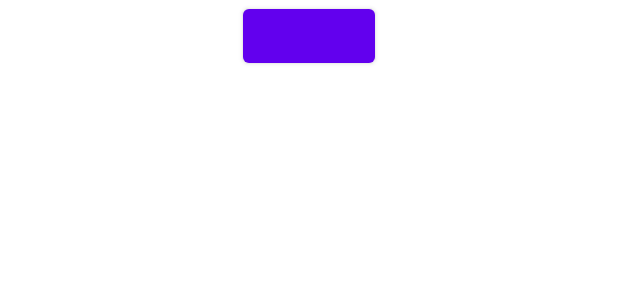
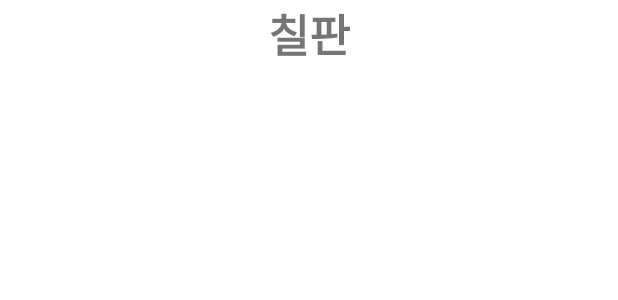
Before and after one commit to CheckMate-TEAM/CurrentSeats, an Android app: the layout activity_main.xml on its own in the app's theme, with its tools: preview values and no code run, on a phone screen of 412 x 824 dp. Shown: the top 300 px of the screen. Run offline under Robolectric (Android 15) with nearby library versions, the phone set to English and light mode, and no system bars.

Commit message:
Seat Layout (Dialog)

```diff
--- a/app/src/main/res/layout/activity_main.xml
+++ b/app/src/main/res/layout/activity_main.xml
@@ -12,13 +12,14 @@
         android:layout_height="wrap_content"
         android:gravity="center"
         android:orientation="horizontal"
-        tools:ignore="MissingConstraints">
+        tools:ignore="MissingConstraints,UselessLeaf">
 
-        <Button
-            android:id="@+id/seatBtn"
+        <TextView
             android:layout_width="wrap_content"
-            android:layout_height="wrap_content"
-            android:onClick="onClick"/>
+            android:layout_height="match_parent"
+            android:text="칠판"
+            android:textSize="30dp"
+            android:textStyle="bold"/>
     </LinearLayout>
 
     <ScrollView
@@ -32,55 +33,10 @@
         <HorizontalScrollView
             android:id="@+id/layoutSeats"
             android:layout_width="fill_parent"
-            android:layout_height="fill_parent"
+            android:layout_height="wrap_content"
             android:scrollbars="horizontal" />
 
     </ScrollView>
 
-    <!--    <GridLayout-->
-<!--        android:id="@+id/gridVu"-->
-<!--        android:layout_width="match_parent"-->
-<!--        android:layout_height="match_parent"-->
-<!--        android:columnCount="8"-->
-<!--        android:orientation="vertical"-->
-<!--        android:rowCount="7"-->
-<!--        tools:layout_editor_absoluteX="5dp"-->
-<!--        tools:layout_editor_absoluteY="-2dp">-->
-
-<!--        <Button-->
-<!--            android:layout_width="wrap_content"-->
-<!--            android:layout_height="wrap_content"-->
-<!--            android:layout_row="0"-->
-<!--            android:layout_column="0"-->
-<!--            android:layout_columnSpan="0"-->
-<!--            android:text="1" />-->
-
-<!--        <Button-->
-<!--            android:layout_row="2"-->
-<!--            android:layout_column="4"-->
-<!--            android:text="2" />-->
-
-<!--        <Button-->
-<!--            android:layout_row="0"-->
-<!--            android:layout_column="7"-->
-<!--            android:text="3" />-->
-
-<!--        <Button-->
-<!--            android:layout_row="0"-->
-<!--            android:layout_column="6"-->
-<!--            android:text="4" />-->
-
-<!--        <Button android:text="5" />-->
-
-<!--        <Button android:text="6" />-->
-
-<!--        <Button-->
-<!--            android:layout_row="1"-->
-<!--            android:layout_column="4"-->
-<!--            android:text="7" />-->
-
-<!--        >-->
-<!--    </GridLayout>-->
-
 
 </androidx.constraintlayout.widget.ConstraintLayout>
```
Also changed, not shown: app/src/main/java/com/example/currentseats/MainActivity.java (+63 -53 lines).
